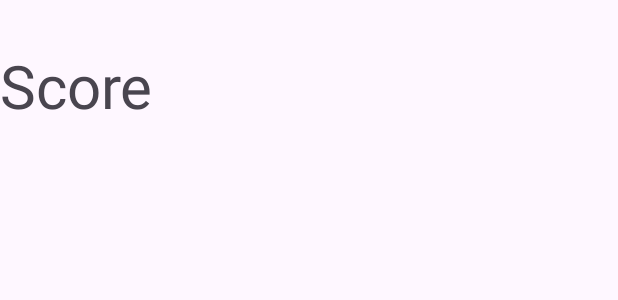
After one commit to mandresik/Darts-Counter, an Android app: the layout activity_game.xml on its own in the app's theme, with its tools: preview values and no code run, on a phone screen of 412 x 824 dp. The commit adds this screen. Shown: the top 300 px of the screen. Run offline under Robolectric (Android 15) with nearby library versions, the phone set to English and light mode, and no system bars.

Commit message:
Game Screen
Screen (Game Activity, ViewModel, ViewModelFactory) for keeping track of score has been added.

```diff
--- /dev/null
+++ b/app/src/main/java/cz/mandr/dartscounter/GameViewModel.kt
@@ -0,0 +1,6 @@
+package cz.mandr.dartscounter
+
+import androidx.lifecycle.ViewModel
+
+class GameViewModel() : ViewModel() {
+}
--- /dev/null
+++ b/app/src/main/res/layout/activity_game.xml
@@ -0,0 +1,18 @@
+<?xml version="1.0" encoding="utf-8"?>
+<androidx.constraintlayout.widget.ConstraintLayout xmlns:android="http://schemas.android.com/apk/res/android"
+    xmlns:app="http://schemas.android.com/apk/res-auto"
+    xmlns:tools="http://schemas.android.com/tools"
+    android:layout_width="match_parent"
+    android:layout_height="match_parent"
+    tools:context=".GameActivity">
+
+    <TextView
+        android:id="@+id/textView2"
+        android:layout_width="wrap_content"
+        android:layout_height="wrap_content"
+        android:layout_marginTop="30dp"
+        android:textSize="40sp"
+        android:text="@string/GAME_Score"
+        app:layout_constraintTop_toTopOf="parent"
+        tools:layout_editor_absoluteX="174dp" />
+</androidx.constraintlayout.widget.ConstraintLayout>
--- a/app/src/main/res/values/strings.xml
+++ b/app/src/main/res/values/strings.xml
@@ -8,4 +8,6 @@
     <string name="CREATE_GAME_Play">Play</string>
     <string name="CREATE_GAME_AddPlayer">Add Player</string>
 
+    <string name="GAME_Score">Score</string>
+
 </resources>
```
Also changed, not shown: app/src/main/AndroidManifest.xml (+6 -3 lines), app/src/main/java/cz/mandr/dartscounter/GameActivity.kt (added, +17 -0 lines), app/src/main/java/cz/mandr/dartscounter/GameViewModelFactory.kt (added, +15 -0 lines).
